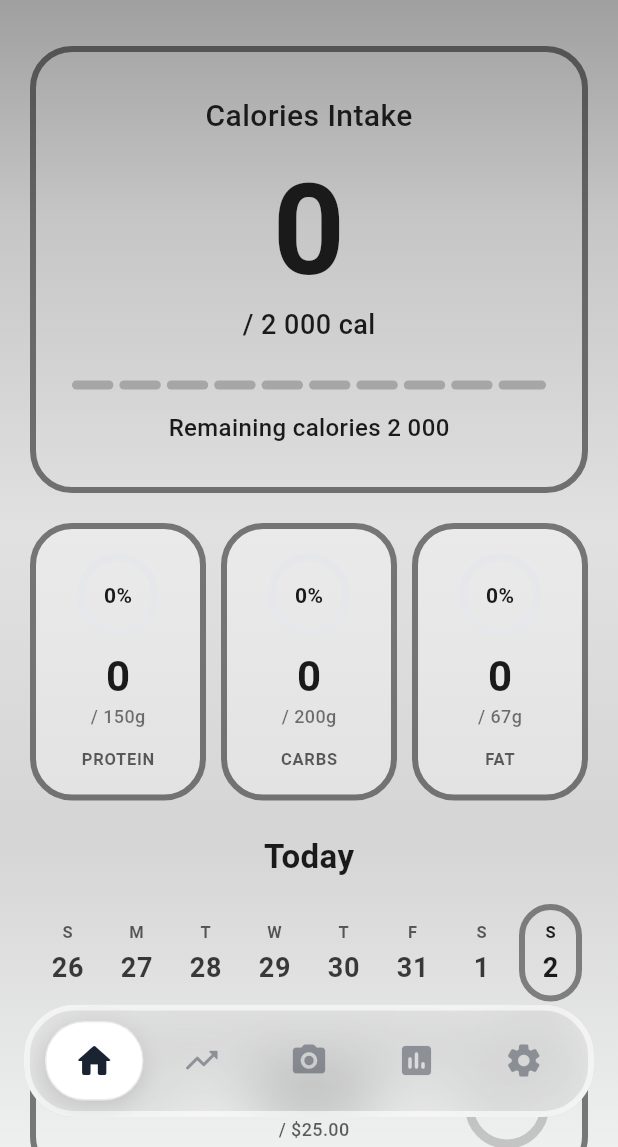
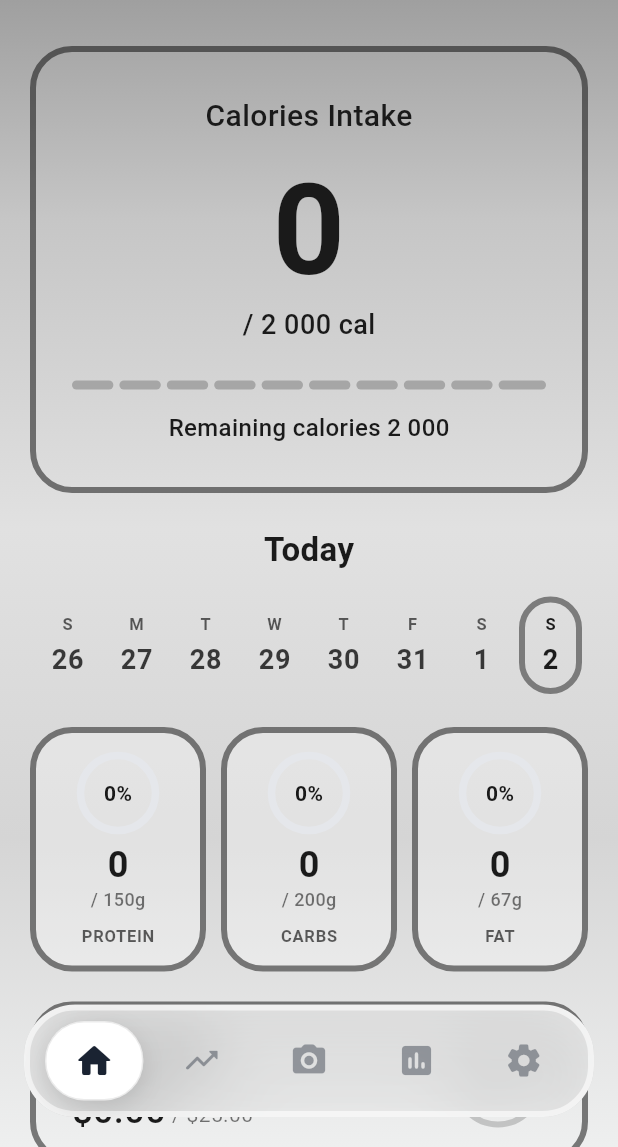
Before and after one commit to siho1117/food_cal, a Flutter app: the screen it shows after launch, on a phone screen of 412 x 824 dp, the part 89-1236 px from its top. Run offline on Flutter 3.47's test engine with Material 3 defaults, Android fonts, the phone set to English and light mode, and no system bars; our stand-ins replace camera, flutter_dotenv, flutter_image_compress, image_gallery_saver, image_picker, shared_preferences; accounts and stored records are empty.

Commit message:
Your commit message here

```diff
--- a/lib/screens/home_screen.dart
+++ b/lib/screens/home_screen.dart
@@ -5,7 +5,7 @@ import '../config/design_system/theme_background.dart';
 import '../config/design_system/theme_design.dart';
 import '../providers/home_provider.dart';
 import '../providers/theme_provider.dart';
-import '../providers/exercise_provider.dart'; // ✅ Add for refreshing exercise data
+import '../providers/exercise_provider.dart';
 import '../widgets/home/calorie_summary_widget.dart';
 import '../widgets/home/macronutrient_widget.dart';
 import '../widgets/home/cost_summary_widget.dart';
@@ -22,15 +22,13 @@ class HomeScreen extends StatefulWidget {
 
 class _HomeScreenState extends State<HomeScreen> with AutomaticKeepAliveClientMixin {
   @override
-  bool get wantKeepAlive => false; // ✅ Don't keep state alive to allow fresh loads
+  bool get wantKeepAlive => false;
 
-  // ✅ Add key to force widget rebuild and animation restart
   Key _refreshKey = UniqueKey();
 
   @override
   void initState() {
     super.initState();
-    // ✅ Refresh data when screen is first created
     WidgetsBinding.instance.addPostFrameCallback((_) {
       context.read<HomeProvider>().refreshData();
     });
@@ -39,7 +37,6 @@ class _HomeScreenState extends State<HomeScreen> with AutomaticKeepAliveClientMi
   @override
   void didChangeDependencies() {
     super.didChangeDependencies();
-    // ✅ Refresh data whenever we return to this screen
     if (mounted) {
       context.read<HomeProvider>().refreshData();
     }
@@ -47,7 +44,7 @@ class _HomeScreenState extends State<HomeScreen> with AutomaticKeepAliveClientMi
 
   @override
   Widget build(BuildContext context) {
-    super.build(context); // Required for AutomaticKeepAliveClientMixin
+    super.build(context);
 
     return Consumer<ThemeProvider>(
       builder: (context, themeProvider, child) {
@@ -72,36 +69,32 @@ class _HomeScreenState extends State<HomeScreen> with AutomaticKeepAliveClientMi
                   return _buildErrorState(context, homeProvider);
                 }
 
-                // ✅ Wrap in RefreshIndicator for pull-to-refresh with styled indicator
                 return RefreshIndicator(
                   onRefresh: () async {
-                    // ✅ Refresh all data sources
                     await homeProvider.refreshData();
 
-                    // ✅ Also refresh exercise data if available
                     final exerciseProvider = context.read<ExerciseProvider>();
                     await exerciseProvider.loadData();
 
-                    // ✅ Force all widgets to rebuild with fresh data AND restart animations
                     if (mounted) {
                       setState(() {
-                        _refreshKey = UniqueKey(); // ✅ New key forces complete widget rebuild and animation restart
+                        _refreshKey = UniqueKey();
                       });
                     }
                   },
-                  color: Colors.white, // ✅ White spinner to match theme
-                  backgroundColor: Colors.white.withValues(alpha: 0.2), // ✅ Subtle background
-                  strokeWidth: 2.5, // ✅ Thin, elegant stroke
-                  displacement: 40, // ✅ Small displacement
+                  color: Colors.white,
+                  backgroundColor: Colors.white.withValues(alpha: 0.2),
+                  strokeWidth: 2.5,
+                  displacement: 40,
                   child: NotificationListener<OverscrollIndicatorNotification>(
                     onNotification: (notification) {
                       notification.disallowIndicator();
                       return true;
                     },
                     child: SingleChildScrollView(
-                      physics: const AlwaysScrollableScrollPhysics(), // ✅ Enable pull even when content doesn't scroll
+                      physics: const AlwaysScrollableScrollPhysics(),
                       child: Column(
-                        key: _refreshKey, // ✅ Key forces animations to restart when changed
+                        key: _refreshKey,
                         children: [
                           const SizedBox(height: 20),
 
@@ -113,20 +106,20 @@ class _HomeScreenState extends State<HomeScreen> with AutomaticKeepAliveClientMi
 
                           const SizedBox(height: 20),
 
-                          // 2. Macronutrient Widget (MOVED UP)
-                          const Padding(
-                            padding: EdgeInsets.symmetric(horizontal: 20),
-                            child: MacronutrientWidget(),
-                          ),
-
-                          const SizedBox(height: 20),
-
-                          // 3. Week Navigation (MOVED DOWN)
+                          // 2. Week Navigation (MOVED UP - now above Macros)
                           WeekNavigationWidget(
                             selectedDate: homeProvider.selectedDate,
                             onDateChanged: (date) => homeProvider.changeDate(date),
                             daysToShow: 8,
                             padding: const EdgeInsets.symmetric(horizontal: 20, vertical: 2),
+                          ),
+
+                          const SizedBox(height: 20),
+
+                          // 3. Macronutrient Widget (MOVED DOWN - now below Week Nav)
+                          const Padding(
+                            padding: EdgeInsets.symmetric(horizontal: 20),
+                            child: MacronutrientWidget(),
                           ),
 
                           const SizedBox(height: 20),
--- a/lib/widgets/home/cost_summary_widget.dart
+++ b/lib/widgets/home/cost_summary_widget.dart
@@ -1,12 +1,14 @@
 // lib/widgets/home/cost_summary_widget.dart
 import 'package:flutter/material.dart';
+import 'package:flutter/services.dart';
 import 'package:provider/provider.dart';
 import 'dart:math' as math;
 import '../../config/design_system/theme_design.dart';
 import '../../config/design_system/typography.dart';
+import '../../config/design_system/dialog_theme.dart';
+import '../../config/constants/app_constants.dart';
 import '../../providers/home_provider.dart';
 import '../../providers/theme_provider.dart';
-import '../dialogs/budget_edit_dialog.dart';
 
 class CostSummaryWidget extends StatefulWidget {
   const CostSummaryWidget({super.key});
@@ -88,60 +90,55 @@ class _CostSummaryWidgetState extends State<CostSummaryWidget>
               ),
             ),
             child: Padding(
-              padding: const EdgeInsets.symmetric(horizontal: 20, vertical: 14), // Much smaller padding
+              padding: const EdgeInsets.symmetric(horizontal: 24, vertical: 16),
               child: Row(
-                crossAxisAlignment: CrossAxisAlignment.center,
                 children: [
-                  // Left: Title
+                  // Left: Cost display
+                  Expanded(
+                    child: Column(
+                      crossAxisAlignment: CrossAxisAlignment.start,
+                      mainAxisSize: MainAxisSize.min,
+                      children: [
+                        // Title matching Food Log style
                         Text(
                           'Food Cost',
-                    style: TextStyle(
-                      fontSize: 14, // Smaller title
+                          style: const TextStyle(
+                            fontSize: 20,
+                            fontWeight: FontWeight.w700,
+                            color: AppColors.textDark,
+                          ).copyWith(
                             color: textColor,
-                      fontWeight: FontWeight.w500,
-                      letterSpacing: 0.3,
                             shadows: AppEffects.textShadows,
                           ),
                         ),
-
-                  const SizedBox(width: 16),
-
-                  // Center: Cost display
-                  Expanded(
-                    child: Column(
-                      crossAxisAlignment: CrossAxisAlignment.center,
-                      mainAxisSize: MainAxisSize.min,
+                        const SizedBox(height: 8),
+                        // Animated cost amount with inline budget
+                        Row(
+                          crossAxisAlignment: CrossAxisAlignment.baseline,
+                          textBaseline: TextBaseline.alphabetic,
                           children: [
-                        // Animated cost - Much smaller
                             AnimatedBuilder(
                               animation: _animation,
                               builder: (context, child) {
                                 final animatedCost = totalCost * _animation.value;
                                 return Text(
                                   '\$${animatedCost.toStringAsFixed(2)}',
-                              style: TextStyle(
-                                fontSize: 28, // Reduced from 36
-                                fontWeight: FontWeight.bold,
-                                color: textColor, // No color change
-                                letterSpacing: -0.5,
-                                height: 1.0,
+                                  style: AppTypography.dataMedium.copyWith(
+                                    color: textColor,
                                     shadows: AppEffects.textShadows,
                                   ),
                                 );
                               },
                             ),
-
-                        const SizedBox(height: 2),
-
-                        // Budget amount - Much smaller
+                            const SizedBox(width: 4),
                             Text(
                               '/ \$${dailyBudget.toStringAsFixed(2)}',
-                          style: TextStyle(
-                            fontSize: 12, // Reduced from 14
-                            fontWeight: FontWeight.w500,
-                            color: textColor.withValues(alpha: 0.7),
+                              style: AppTypography.bodyMedium.copyWith(
+                                color: textColor.withValues(alpha: 0.6),
                                 shadows: AppEffects.textShadows,
                               ),
+                            ),
+                          ],
                         ),
                       ],
                     ),
@@ -149,7 +146,7 @@ class _CostSummaryWidgetState extends State<CostSummaryWidget>
 
                   const SizedBox(width: 16),
 
-                  // Right: Circular progress - Much smaller
+                  // Right: Circular progress indicator with animation
                   AnimatedBuilder(
                     animation: _animation,
                     builder: (context, child) {
@@ -171,7 +168,9 @@ class _CostSummaryWidgetState extends State<CostSummaryWidget>
 
   Widget _buildCircularProgress(double totalCost, double dailyBudget, Color textColor) {
     // Calculate actual percentage (can go beyond 100%)
-    final actualPercentage = dailyBudget > 0 ? (totalCost / dailyBudget) : 0.0;
+    final actualPercentage = dailyBudget > 0
+        ? (totalCost / dailyBudget)
+        : 0.0;
     final animatedPercentage = actualPercentage * _animation.value;
     final displayPercentage = (animatedPercentage * 100).round();
 
@@ -179,21 +178,20 @@ class _CostSummaryWidgetState extends State<CostSummaryWidget>
     final ringProgress = animatedPercentage.clamp(0.0, 1.0);
 
     return CustomPaint(
-      size: const Size(60, 60), // Much smaller: 80 -> 60
+      size: const Size(64, 64),
       painter: _CircularProgressPainter(
         progress: ringProgress,
         baseColor: textColor,
       ),
       child: SizedBox(
-        width: 60,
-        height: 60,
+        width: 64,
+        height: 64,
         child: Center(
           child: Text(
-            '$displayPercentage%', // Can show beyond 100%
-            style: TextStyle(
-              fontSize: 14, // Reduced from 18
+            '$displayPercentage%',
+            style: AppTypography.labelMedium.copyWith(
+              color: textColor,
               fontWeight: FontWeight.bold,
-              color: textColor, // No color change
               shadows: AppEffects.textShadows,
             ),
           ),
@@ -205,11 +203,9 @@ class _CostSummaryWidgetState extends State<CostSummaryWidget>
   void _showBudgetEditDialog(BuildContext context, HomeProvider homeProvider, double currentBudget) {
     showDialog(
       context: context,
-      builder: (context) => BudgetEditDialog(
+      builder: (context) => _BudgetEditDialog(
         currentBudget: currentBudget,
         homeProvider: homeProvider,
-        title: 'Update Daily Budget',
-        showAdvancedOptions: false,
       ),
     );
   }
@@ -228,22 +224,22 @@ class _CircularProgressPainter extends CustomPainter {
   @override
   void paint(Canvas canvas, Size size) {
     final center = Offset(size.width / 2, size.height / 2);
-    final radius = size.width / 2 - 5; // Adjusted for smaller size
+    final radius = size.width / 2 - 4;
 
     // Background circle
     final bgPaint = Paint()
       ..color = baseColor.withValues(alpha: 0.2)
       ..style = PaintingStyle.stroke
-      ..strokeWidth = 6 // Reduced from 8
+      ..strokeWidth = 4  // Thinner line
       ..strokeCap = StrokeCap.round;
 
     canvas.drawCircle(center, radius, bgPaint);
 
-    // Progress arc - NO COLOR CHANGE, always uses baseColor
+    // Progress arc
     final progressPaint = Paint()
       ..color = baseColor.withValues(alpha: 0.9)
       ..style = PaintingStyle.stroke
-      ..strokeWidth = 6 // Reduced from 8
+      ..strokeWidth = 4  // Thinner line
       ..strokeCap = StrokeCap.round;
 
     final sweepAngle = 2 * math.pi * progress;
@@ -262,3 +258,116 @@ class _CircularProgressPainter extends CustomPainter {
            oldDelegate.baseColor != baseColor;
   }
 }
+
+/// Simplified budget edit dialog
+class _BudgetEditDialog extends StatefulWidget {
+  final double currentBudget;
+  final HomeProvider homeProvider;
+
+  const _BudgetEditDialog({
+    required this.currentBudget,
+    required this.homeProvider,
+  });
+
+  @override
+  State<_BudgetEditDialog> createState() => _BudgetEditDialogState();
+}
+
+class _BudgetEditDialogState extends State<_BudgetEditDialog> {
+  late final TextEditingController _budgetController;
+  bool _isLoading = false;
+
+  @override
+  void initState() {
+    super.initState();
+    _budgetController = TextEditingController(
+      text: widget.currentBudget.toStringAsFixed(2),
+    );
+  }
+
+  @override
+  void dispose() {
+    _budgetController.dispose();
+    super.dispose();
+  }
+
+  @override
+  Widget build(BuildContext context) {
+    return AlertDialog(
+      backgroundColor: AppDialogTheme.backgroundColor,
+      shape: AppDialogTheme.shape,
+      contentPadding: AppDialogTheme.contentPadding,
+      actionsPadding: AppDialogTheme.actionsPadding,
+
+      title: const Text(
+        'Budget', // Minimal text
+        style: AppDialogTheme.titleStyle,
+      ),
+
+      content: TextField(
+        controller: _budgetController,
+        autofocus: true,
+        keyboardType: const TextInputType.numberWithOptions(decimal: true),
+        inputFormatters: [
+          FilteringTextInputFormatter.allow(RegExp(AppConstants.decimalNumberPattern)),
+        ],
+        style: AppDialogTheme.inputTextStyle,
+        decoration: AppDialogTheme.inputDecoration(
+          hintText: '0.00',
+        ),
+      ),
+
+      actions: [
+        TextButton(
+          onPressed: _isLoading ? null : () => Navigator.of(context).pop(),
+          style: AppDialogTheme.cancelButtonStyle,
+          child: const Text('Cancel'),
+        ),
+        const SizedBox(width: AppDialogTheme.buttonGap),
+        FilledButton(
+          onPressed: _isLoading ? null : _handleSave,
+          style: AppDialogTheme.primaryButtonStyle,
+          child: Text(_isLoading ? 'Saving...' : 'Save'),
+        ),
+      ],
+    );
+  }
+
+  Future<void> _handleSave() async {
+    final budgetText = _budgetController.text.trim();
+    final budget = double.tryParse(budgetText);
+
+    if (budget == null || budget <= 0) {
+      _showError('Invalid amount');
+      return;
+    }
+
+    setState(() => _isLoading = true);
+
+    try {
+      await widget.homeProvider.updateFoodBudget(budget);
+
+      if (mounted) {
+        Navigator.of(context).pop();
+      }
+    } catch (e) {
+      debugPrint('Error saving budget: $e');
+      _showError('Save failed');
+    } finally {
+      if (mounted) {
+        setState(() => _isLoading = false);
+      }
+    }
+  }
+
+  void _showError(String message) {
+    if (mounted) {
+      ScaffoldMessenger.of(context).showSnackBar(
+        SnackBar(
+          content: Text(message),
+          behavior: SnackBarBehavior.floating,
+        ),
+      );
+    }
+  }
+}
--- a/lib/widgets/home/macronutrient_widget.dart
+++ b/lib/widgets/home/macronutrient_widget.dart
@@ -153,7 +153,7 @@ class _MacronutrientWidgetState extends State<MacronutrientWidget>
             width: AppDimensions.cardBorderWidth,
           ),
         ),
-        padding: const EdgeInsets.symmetric(horizontal: 10, vertical: 16),
+        padding: const EdgeInsets.symmetric(horizontal: 10, vertical: 12), // Reduced from 16 to 12
         child: Column(
           children: [
             // 1. Circular Progress with Percentage inside
@@ -186,20 +186,20 @@ class _MacronutrientWidgetState extends State<MacronutrientWidget>
               ),
             ),
 
-            const SizedBox(height: 12),
+            const SizedBox(height: 8), // Reduced from 12 to 8
 
-            // 2. Current Value
+            // 2. Current Value (slightly smaller)
             Text(
               animatedCurrent.round().toString(),
               style: const TextStyle(
-                fontSize: 28,
+                fontSize: 24, // Reduced from 28 to 24
                 fontWeight: FontWeight.w700,
                 color: Color(0xFF1A1A1A), // Black text
                 height: 1.0,
               ),
             ),
 
-            const SizedBox(height: 4),
+            const SizedBox(height: 2), // Reduced from 4 to 2
 
             // 3. Target
             Text(
@@ -211,7 +211,7 @@ class _MacronutrientWidgetState extends State<MacronutrientWidget>
               ),
             ),
 
-            const SizedBox(height: 12),
+            const SizedBox(height: 8), // Reduced from 12 to 8
 
             // 4. Macro Name (Bottom)
             Text(
```
Lines whose indentation alone changed are shown as unchanged.
